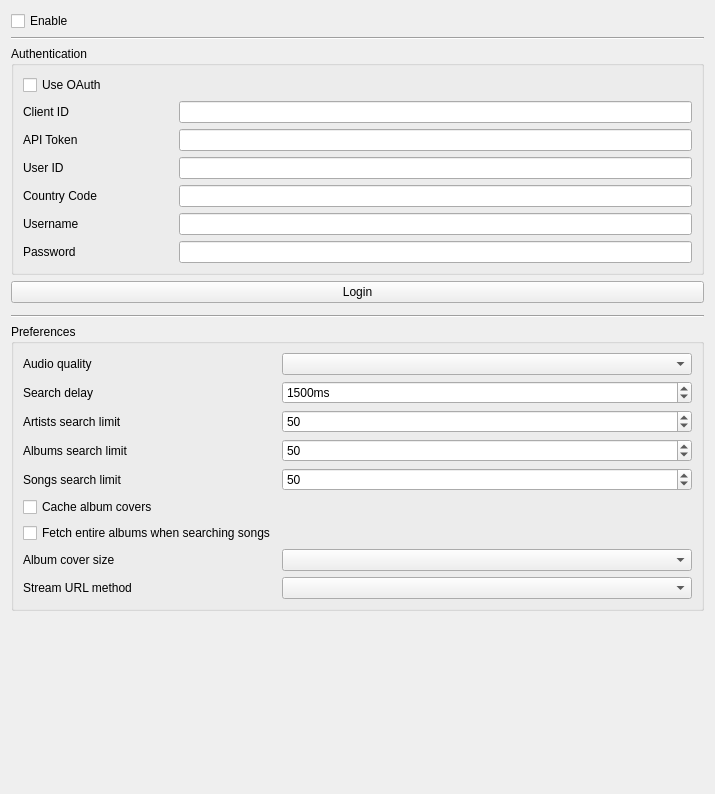
Old version of the form src/settings/tidalsettingspage.ui in the repository strawberrymusicplayer/strawberry.
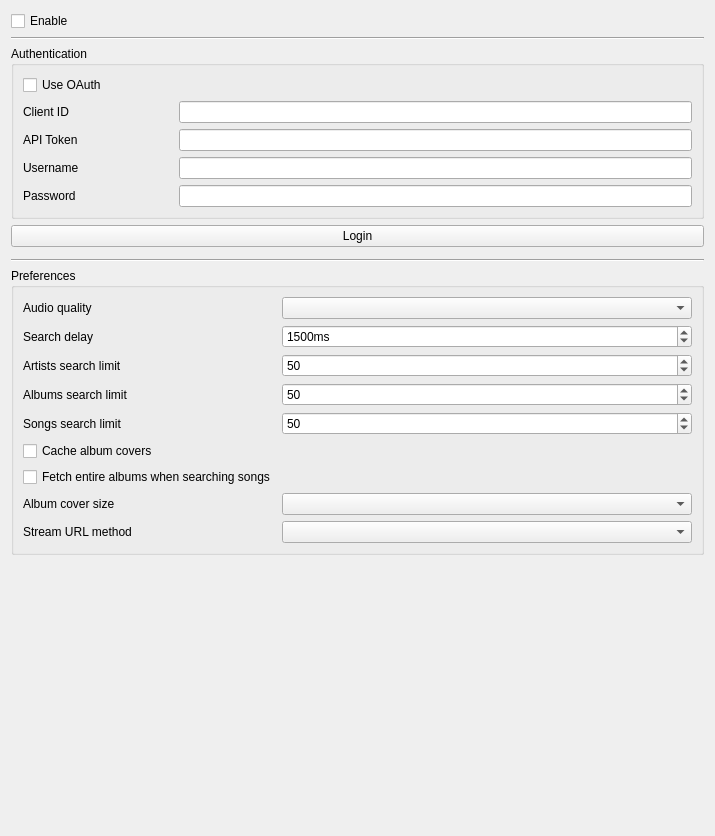
New version of the form. Icons and pictures are not drawn. Custom widgets are drawn as their Qt base class.

Commit message: Remove user id and country code setting

```diff
--- a/src/settings/tidalsettingspage.ui
+++ b/src/settings/tidalsettingspage.ui
@@ -7,7 +7,7 @@
     <x>0</x>
     <y>0</y>
     <width>715</width>
-    <height>794</height>
+    <height>836</height>
    </rect>
   </property>
   <property name="windowTitle">
@@ -40,31 +40,10 @@
       <string>Authentication</string>
      </property>
      <layout class="QFormLayout" name="layout_credential_group">
-      <item row="5" column="0">
-       <widget class="QLabel" name="label_username">
+      <item row="0" column="0">
+       <widget class="QCheckBox" name="oauth">
         <property name="text">
-         <string>Username</string>
-        </property>
-       </widget>
-      </item>
-      <item row="5" column="1">
-       <layout class="QHBoxLayout" name="horizontalLayout">
-        <item>
-         <widget class="QLineEdit" name="username"/>
-        </item>
-       </layout>
-      </item>
-      <item row="6" column="0">
-       <widget class="QLabel" name="label_password">
-        <property name="text">
-         <string>Password</string>
-        </property>
-       </widget>
-      </item>
-      <item row="6" column="1">
-       <widget class="QLineEdit" name="password">
-        <property name="echoMode">
-         <enum>QLineEdit::Password</enum>
+         <string>Use OAuth</string>
         </property>
        </widget>
       </item>
@@ -107,32 +86,33 @@
         </property>
        </widget>
       </item>
-      <item row="0" column="0">
-       <widget class="QCheckBox" name="oauth">
-        <property name="text">
-         <string>Use OAuth</string>
-        </property>
-       </widget>
-      </item>
       <item row="3" column="0">
-       <widget class="QLabel" name="label_user_id">
+       <widget class="QLabel" name="label_username">
         <property name="text">
-         <string>User ID</string>
+         <string>Username</string>
         </property>
        </widget>
       </item>
       <item row="3" column="1">
-       <widget class="QLineEdit" name="user_id"/>
+       <layout class="QHBoxLayout" name="horizontalLayout">
+        <item>
+         <widget class="QLineEdit" name="username"/>
+        </item>
+       </layout>
       </item>
       <item row="4" column="0">
-       <widget class="QLabel" name="label_country_code">
+       <widget class="QLabel" name="label_password">
         <property name="text">
-         <string>Country Code</string>
+         <string>Password</string>
         </property>
        </widget>
       </item>
       <item row="4" column="1">
-       <widget class="QLineEdit" name="country_code"/>
+       <widget class="QLineEdit" name="password">
+        <property name="echoMode">
+         <enum>QLineEdit::Password</enum>
+        </property>
+       </widget>
       </item>
      </layout>
     </widget>
```
The commit also changes 1 other file.
